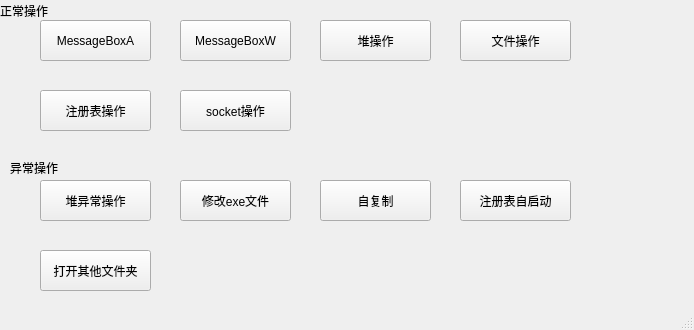
Qt form testCode/testCode/mainwindow.ui (bigxg666/hustcse-apihook) before a commit.
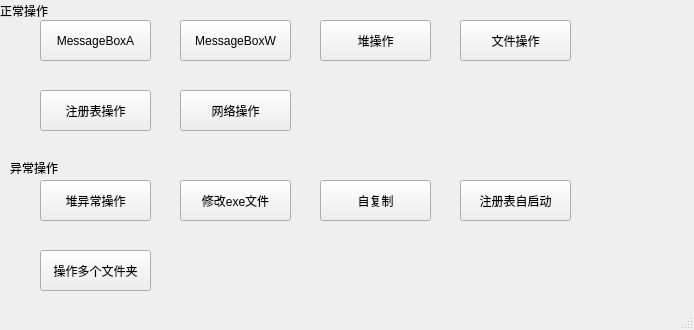
The same form after that commit.

Commit message: 增加判断多文件夹操作，修改异常操作部分

```diff
--- a/testCode/testCode/mainwindow.ui
+++ b/testCode/testCode/mainwindow.ui
@@ -102,7 +102,7 @@
      </rect>
     </property>
     <property name="text">
-     <string>socket操作</string>
+     <string>网络操作</string>
     </property>
    </widget>
    <widget class="QPushButton" name="pushButton_11">
@@ -115,7 +115,7 @@
      </rect>
     </property>
     <property name="text">
-     <string>打开其他文件夹</string>
+     <string>操作多个文件夹</string>
     </property>
    </widget>
    <widget class="QPushButton" name="pushButton_3">
```
The commit also changes 653 other files.
